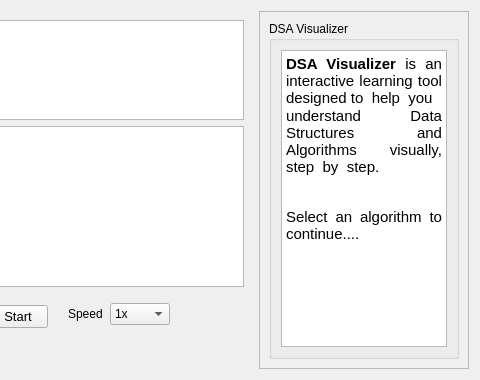
Qt form form.ui (Binaya764/DSA-Visualizer) before a commit; both pictures show x 255 to 735 and y 0 to 380 of the 735 by 380 pixel window.
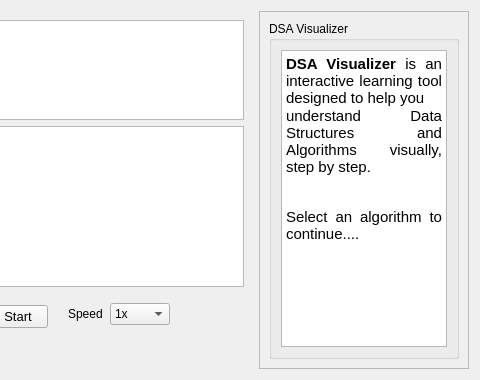
The same form after that commit. The open tabs and pages were chosen to show the change.

Patch:
```diff
--- a/form.ui
+++ b/form.ui
@@ -413,8 +413,8 @@
 li.unchecked::marker { content: &quot;\2610&quot;; }
 li.checked::marker { content: &quot;\2612&quot;; }
 &lt;/style&gt;&lt;/head&gt;&lt;body style=&quot; font-family:'Segoe UI'; font-size:9pt; font-weight:400; font-style:normal;&quot;&gt;
-&lt;p align=&quot;justify&quot; style=&quot; margin-top:0px; margin-bottom:0px; margin-left:0px; margin-right:0px; -qt-block-indent:0; text-indent:0px;&quot;&gt;&lt;span style=&quot; font-size:11pt; font-weight:700;&quot;&gt;DSA Visualizer&lt;/span&gt;&lt;span style=&quot; font-size:11pt;&quot;&gt; is an interactive learning tool designed to  help  you&lt;/span&gt;&lt;/p&gt;
-&lt;p align=&quot;justify&quot; style=&quot; margin-top:0px; margin-bottom:0px; margin-left:0px; margin-right:0px; -qt-block-indent:0; text-indent:0px;&quot;&gt;&lt;span style=&quot; font-size:11pt;&quot;&gt;understand Data Structures and Algorithms visually,    step  by  step.&lt;/span&gt;&lt;/p&gt;
+&lt;p align=&quot;justify&quot; style=&quot; margin-top:0px; margin-bottom:0px; margin-left:0px; margin-right:0px; -qt-block-indent:0; text-indent:0px;&quot;&gt;&lt;span style=&quot; font-size:11pt; font-weight:700;&quot;&gt;DSA Visualizer&lt;/span&gt;&lt;span style=&quot; font-size:11pt;&quot;&gt; is an interactive learning tool designed to help you&lt;/span&gt;&lt;/p&gt;
+&lt;p align=&quot;justify&quot; style=&quot; margin-top:0px; margin-bottom:0px; margin-left:0px; margin-right:0px; -qt-block-indent:0; text-indent:0px;&quot;&gt;&lt;span style=&quot; font-size:11pt;&quot;&gt;understand Data Structures and Algorithms visually, step by step.&lt;/span&gt;&lt;/p&gt;
 &lt;p align=&quot;justify&quot; style=&quot;-qt-paragraph-type:empty; margin-top:0px; margin-bottom:0px; margin-left:0px; margin-right:0px; -qt-block-indent:0; text-indent:0px;&quot;&gt;&lt;br /&gt;&lt;/p&gt;
 &lt;p align=&quot;justify&quot; style=&quot;-qt-paragraph-type:empty; margin-top:0px; margin-bottom:0px; margin-left:0px; margin-right:0px; -qt-block-indent:0; text-indent:0px; font-size:11pt;&quot;&gt;&lt;br /&gt;&lt;/p&gt;
 &lt;p align=&quot;justify&quot; style=&quot; margin-top:0px; margin-bottom:0px; margin-left:0px; margin-right:0px; -qt-block-indent:0; text-indent:0px;&quot;&gt;&lt;span style=&quot; font-size:11pt;&quot;&gt;Select an algorithm to continue....&lt;/span&gt;&lt;/p&gt;&lt;/body&gt;&lt;/html&gt;</string>
```
Left out of the diff: 2 changed lines with no effect on the pictures.
